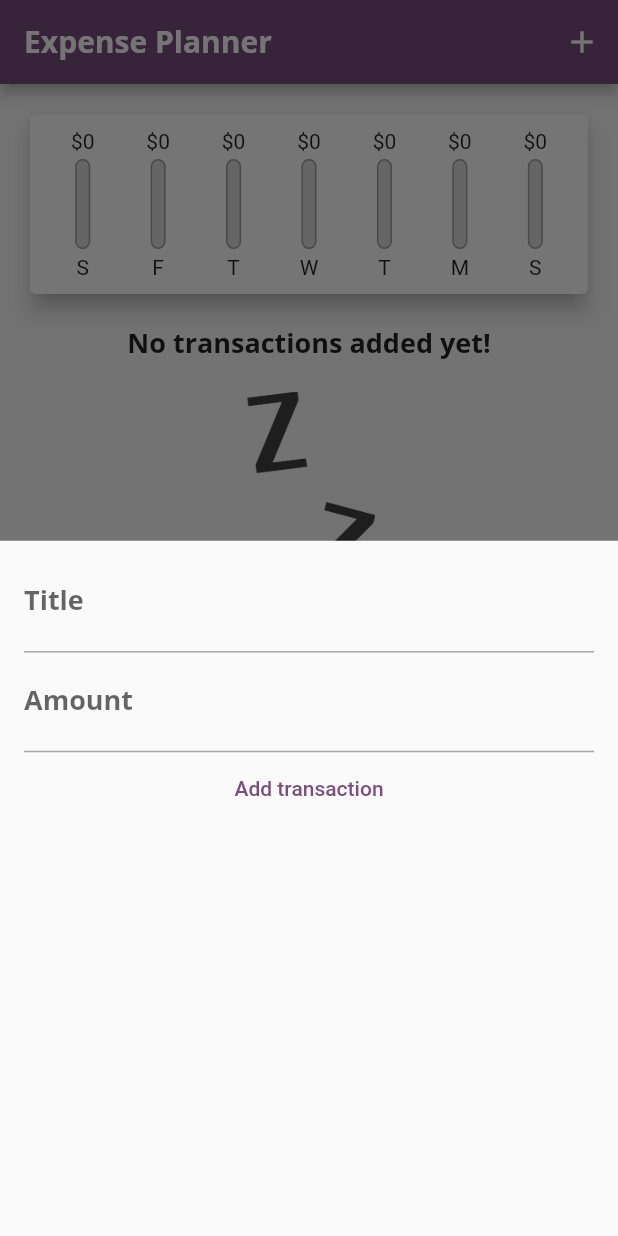
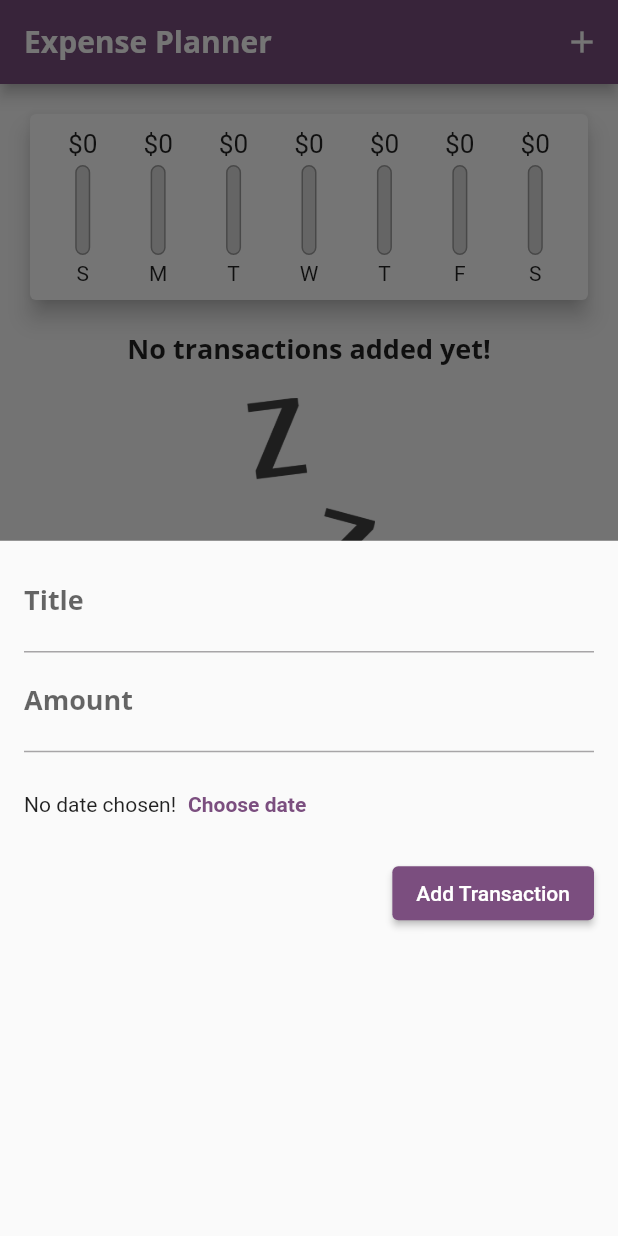
Before and after one commit to iugmali/flutter_expense_planner, a Flutter app: the screen it shows after launch, after a tap on the "add" icon, on a phone screen of 412 x 824 dp. Run offline on Flutter 3.47's test engine with Material 2 defaults, Android fonts, the phone set to English and light mode, and no system bars.

Commit message:
add datepicker and delete button to transactions

```diff
--- a/lib/main.dart
+++ b/lib/main.dart
@@ -56,11 +56,17 @@ class _MyHomePageState extends State<MyHomePage> {
     }).toList();
   }
 
-  void _addTransaction(String title, double amount) {
+  void _addTransaction(String title, double amount, DateTime date) {
     final newTx =
-        Transaction(UniqueKey().toString(), title, amount, DateTime.now());
+        Transaction(UniqueKey().toString(), title, amount, date);
     setState(() {
       _transactions.add(newTx);
+    });
+  }
+
+  void _deleteTransaction(String id) {
+    setState(() {
+      _transactions.removeWhere((tx) => tx.id == id);
     });
   }
 
@@ -78,7 +84,7 @@ class _MyHomePageState extends State<MyHomePage> {
       body: Column(
         children: [
           Chart(_recentTransactions),
-          Expanded(child: TransactionList(_transactions)),
+          Expanded(child: TransactionList(_transactions, _deleteTransaction)),
         ],
       ),
       floatingActionButtonLocation: FloatingActionButtonLocation.centerFloat,
--- a/lib/widgets/chart.dart
+++ b/lib/widgets/chart.dart
@@ -24,7 +24,7 @@ class Chart extends StatelessWidget {
         'day': DateFormat.E().format(weekDay).substring(0, 1),
         'amount': totalSum
       };
-    });
+    }).reversed.toList();
   }
 
   double get totalSpending => groupedTransactionValues.fold(
@@ -36,9 +36,9 @@ class Chart extends StatelessWidget {
   Widget build(BuildContext context) {
     return Card(
       elevation: 6,
-      margin: EdgeInsets.all(20),
+      margin: const EdgeInsets.all(20),
       child: Padding(
-        padding: EdgeInsets.all(10),
+        padding: const EdgeInsets.all(10),
         child: Row(
             mainAxisAlignment: MainAxisAlignment.spaceAround,
             children: groupedTransactionValues.map((data) {
--- a/lib/widgets/chart_bar.dart
+++ b/lib/widgets/chart_bar.dart
@@ -12,8 +12,11 @@ class ChartBar extends StatelessWidget {
   Widget build(BuildContext context) {
     return Column(
       children: [
-        FittedBox(
-            child: Text("\$${spendingAmount.toStringAsFixed(0)}")
+        Container(
+          height: 20,
+          child: FittedBox(
+              child: Text("\$${spendingAmount.toStringAsFixed(0)}")
+          ),
         ),
         const SizedBox(
           height: 4,
--- a/lib/widgets/transaction_form.dart
+++ b/lib/widgets/transaction_form.dart
@@ -1,7 +1,7 @@
 import 'package:flutter/material.dart';
 
 class TransactionForm extends StatefulWidget {
-  final void Function(String title, double amount) _save;
+  final void Function(String title, double amount, DateTime date) _save;
   TransactionForm(this._save, {super.key});
 
   @override
@@ -9,43 +9,74 @@ class TransactionForm extends StatefulWidget {
 }
 
 class _TransactionFormState extends State<TransactionForm> {
-  final titleController = TextEditingController();
-
-  final amountController = TextEditingController();
+  final _titleController = TextEditingController();
+  final _amountController = TextEditingController();
+  DateTime? _selectedDate;
 
   void _submit() {
-    double amount = double.tryParse(amountController.text) ?? 0.0;
-    if (amount <= 0 || titleController.text.isEmpty) {
+    double amount = double.tryParse(_amountController.text) ?? 0.0;
+    if (amount <= 0 || _titleController.text.isEmpty || _selectedDate == null) {
       return;
     }
-    widget._save(titleController.text, amount);
+    widget._save(_titleController.text, amount, _selectedDate!);
     Navigator.of(context).pop();
+  }
+
+  void _presentDatePicker() async {
+    DateTime? pickedDate = await showDatePicker(context: context, initialDate: (_selectedDate == null) ? DateTime.now() : _selectedDate!, firstDate: DateTime(2023), lastDate: DateTime.now());
+    if (pickedDate == null) {
+      return;
+    }
+    setState(() {
+      _selectedDate = pickedDate;
+    });
+
   }
 
   @override
   Widget build(BuildContext context) {
+    String formattedDate = "No date chosen!";
+    if (_selectedDate != null) {
+      formattedDate =
+          "${(_selectedDate!.day < 10) ? '0${_selectedDate!.day}' : _selectedDate!.day}/${(_selectedDate!.month < 10) ? '0${_selectedDate!.month}' : _selectedDate!.month}/${_selectedDate!.year}";
+    }
+
     return Padding(
       padding: const EdgeInsets.symmetric(vertical: 8.0, horizontal: 16.0),
       child: Column(
+        crossAxisAlignment: CrossAxisAlignment.end,
         children: [
           TextField(
-            decoration: InputDecoration(
+            decoration: const InputDecoration(
                 labelText: 'Title'
             ),
-            controller: titleController,
+            controller: _titleController,
             onSubmitted: (_) => _submit(),
           ),
           TextField(
-            decoration: InputDecoration(
+            decoration: const InputDecoration(
               labelText: 'Amount'
             ),
             keyboardType: TextInputType.number,
-            controller: amountController,
+            controller: _amountController,
             onSubmitted: (_) => _submit(),
           ),
-          TextButton(
+          SizedBox(
+            height: 70,
+            child: Row(
+              children: [
+                Text(formattedDate),
+                TextButton(
+                    onPressed: _presentDatePicker,
+                    child: const Text('Choose date', style: TextStyle(fontWeight: FontWeight.bold),)
+                )
+              ],
+            ),
+          ),
+          ElevatedButton(
+              style: ButtonStyle(backgroundColor: MaterialStatePropertyAll<Color>(Theme.of(context).colorScheme.primary)),
               onPressed: _submit,
-              child: const Text("Add transaction")
+              child: const Text("Add Transaction")
           )
         ],
       ),
```
Also changed, not shown: lib/widgets/transaction_list.dart (+20 -53 lines).
